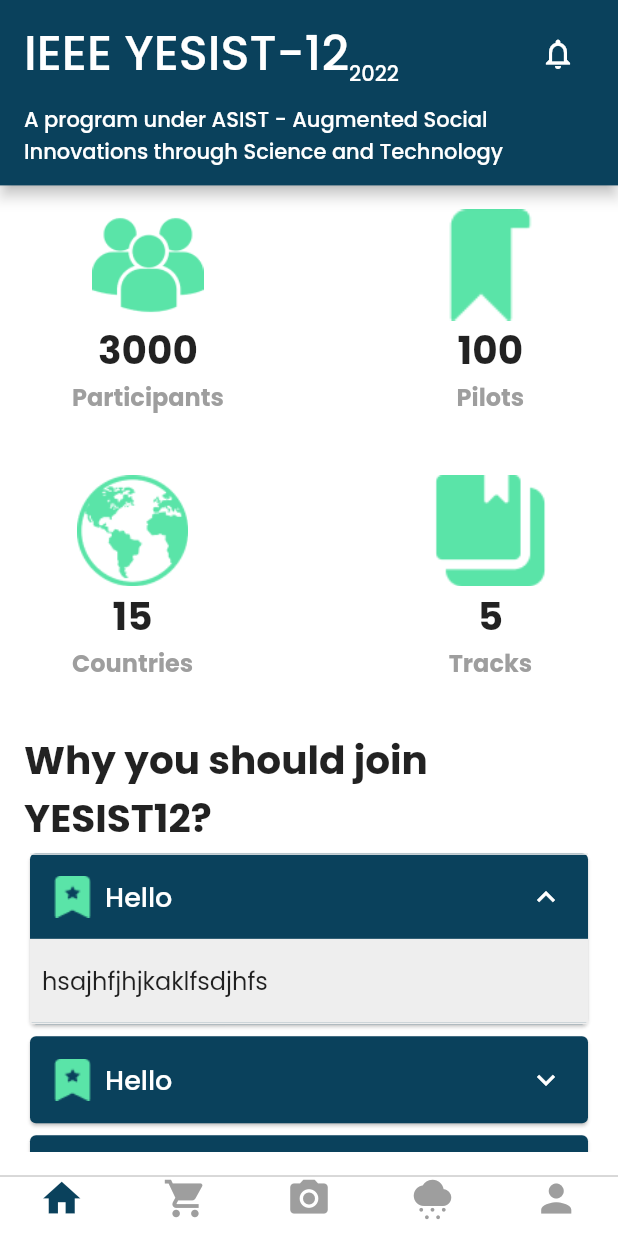
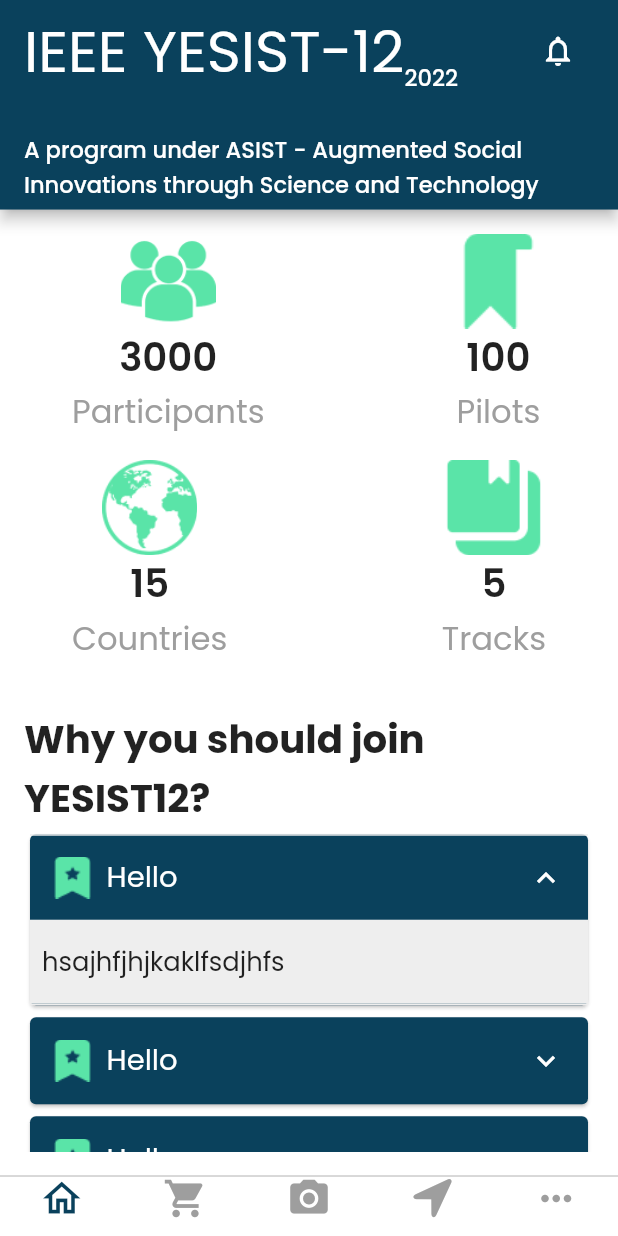
Before and after one commit to ahmadexe/YESIST12-iOS-App, a Flutter app: the screen it shows after launch, after a tap on "Hello", on a phone screen of 412 x 824 dp. Run offline on Flutter 3.47's test engine with Material 2 defaults, Android fonts, the light colour scheme and no system bars; our stand-ins replace form_builder_validators.

Commit message:
changes --finale frontend in process

```diff
--- a/lib/configs/app.dart
+++ b/lib/configs/app.dart
@@ -6,6 +6,7 @@
 
 import 'app_dimensions.dart';
 import 'app_theme.dart';
+import 'app_typography.dart';
 import 'space.dart';
 import 'ui.dart';
 import 'ui_props.dart';
@@ -14,12 +15,14 @@
   static bool? isLtr;
   static bool showAds = false;
 
-  init(BuildContext context) async {
+  static init(BuildContext context) async {
     UI.init(context);
     AppDimensions.init();
     AppTheme.init(context);
     UIProps.init();
     Space.init();
+    AppText.init();
+
     isLtr = Directionality.of(context) == TextDirection.ltr;
   }
 
--- a/lib/configs/app_core_theme.dart
+++ b/lib/configs/app_core_theme.dart
@@ -1,3 +1,4 @@
+
 import 'package:flutter/material.dart';
 
 class AppCoreTheme {
--- a/lib/configs/app_typography.dart
+++ b/lib/configs/app_typography.dart
@@ -1,59 +1,54 @@
 import 'package:flutter/material.dart';
 
+import 'app_dimensions.dart';
+import 'core_theme.dart';
+
 class AppText {
+  static TextStyle? btn;
+
   // Headings
-  late TextStyle h1;
-  late TextStyle h2;
-  late TextStyle h3;
-  late TextStyle h1b;
-  late TextStyle h2b;
-  late TextStyle h3b;
-  late TextStyle h1sb;
-  late TextStyle h2sb;
-  late TextStyle h3sb;
+  static TextStyle? h1;
+  static TextStyle? h1b;
+  static TextStyle? h2;
+  static TextStyle? h2b;
+  static TextStyle? h3;
+  static TextStyle? h3b;
 
   // Body
-  late TextStyle t1;
-  late TextStyle t2;
-  late TextStyle t1b;
-  late TextStyle t2b;
-  late TextStyle t1sb;
-  late TextStyle t2sb;
+  static TextStyle? b1;
+  static TextStyle? b1b;
+  static TextStyle? b2;
+  static TextStyle? b2b;
 
-  // hyperlinks
-  late TextStyle hll;
-  late TextStyle hl2;
+  // Label
+  static TextStyle? l1;
+  static TextStyle? l1b;
+  static TextStyle? l2;
+  static TextStyle? l2b;
 
-  init() {
-    TextStyle base = const TextStyle();
-    h1 = base.copyWith(fontSize: 32);
-    h2 = base.copyWith(fontSize: 26);
-    h3 = base.copyWith(fontSize: 18);
+  static init() {
+    const b = FontWeight.bold;
+    const baseStyle = TextStyle(fontFamily: fontFamily);
 
-    h1b = base.copyWith(fontSize: 32, fontWeight: FontWeight.bold);
-    h2b = base.copyWith(fontSize: 26, fontWeight: FontWeight.bold);
-    h3b = base.copyWith(fontSize: 18, fontWeight: FontWeight.bold);
+    h1 = baseStyle.copyWith(fontSize: AppDimensions.font(18.0));
+    h1b = h1!.copyWith(fontWeight: b);
 
-    h1sb = base.copyWith(fontSize: 32, fontWeight: FontWeight.w500);
-    h2sb = base.copyWith(fontSize: 26, fontWeight: FontWeight.w500);
-    h3sb = base.copyWith(fontSize: 18, fontWeight: FontWeight.w500);
+    h2 = baseStyle.copyWith(fontSize: AppDimensions.font(12));
+    h2b = h2!.copyWith(fontWeight: b);
 
-    t1 = base.copyWith(fontSize: 16);
-    t2 = base.copyWith(fontSize: 14);
+    h3 = baseStyle.copyWith(fontSize: AppDimensions.font(10));
+    h3b = h3!.copyWith(fontWeight: b);
 
-    t1b = base.copyWith(fontSize: 16, fontWeight: FontWeight.bold);
-    t2b = base.copyWith(fontSize: 14, fontWeight: FontWeight.bold);
+    b1 = baseStyle.copyWith(fontSize: AppDimensions.font(9));
+    b1b = b1!.copyWith(fontWeight: b);
 
-    t1sb = base.copyWith(fontSize: 16, fontWeight: FontWeight.w500);
-    t2sb = base.copyWith(fontSize: 14, fontWeight: FontWeight.w500);
+    b2 = baseStyle.copyWith(fontSize: AppDimensions.font(8));
+    b2b = b2!.copyWith(fontWeight: b);
 
-    hll = base.copyWith(
-        fontSize: 16,
-        fontWeight: FontWeight.bold,
-        decoration: TextDecoration.underline);
-    hl2 = base.copyWith(
-        fontSize: 14,
-        fontWeight: FontWeight.bold,
-        decoration: TextDecoration.underline);
+    l1 = baseStyle.copyWith(fontSize: AppDimensions.font(7));
+    l1b = l1!.copyWith(fontWeight: b);
+
+    l2 = baseStyle.copyWith(fontSize: AppDimensions.font(6));
+    l2b = l2!.copyWith(fontWeight: b);
   }
 }
--- a/lib/configs/radius.dart
+++ /dev/null
@@ -1,9 +0,0 @@
-class AppRadius {
-  late double lightCurve;
-  late double heavyCurve;
-
-  init() {
-    lightCurve = 10;
-    heavyCurve = 30;
-  }
-}
--- a/lib/configs/static_colors.dart
+++ b/lib/configs/static_colors.dart
@@ -2,4 +2,5 @@
 
 class StaticColors {
   static const primaryColor = Color.fromRGBO(10, 65, 92, 1);
+  static const secondaryColor = Color.fromRGBO(90, 228, 168, 1);
 }
--- a/lib/main.dart
+++ b/lib/main.dart
@@ -3,6 +3,7 @@
 import 'package:yesist_ios_app/base_wrapper.dart';
 import 'package:yesist_ios_app/mobile_layout.dart';
 import 'package:yesist_ios_app/providers/app_provider.dart';
+import 'package:yesist_ios_app/screens/splash.dart';
 import 'configs/core_theme.dart' as theme;
 
 void main(List<String> args) {
@@ -17,13 +18,13 @@
     // App.init(context);
     return MultiProvider(
       providers: [
-        ChangeNotifierProvider(create: (_) => AppProvider()..init())
+        ChangeNotifierProvider(create: (_) => AppProvider())
       ],
       child: BaseWrapper(
         child: MaterialApp(
           title: "YESIST12",
           theme: theme.themeLight,
-          home: const MobileLayout(),
+          home: const SplashScreen(),
         ),
       ),
     );
--- a/lib/mobile_layout.dart
+++ b/lib/mobile_layout.dart
@@ -65,7 +65,7 @@
         backgroundColor: Colors.white,
         items: [
           BottomNavigationBarItem(
-            icon: Icon(Icons.home, color: _page == 0? StaticColors.primaryColor : Colors.grey),
+            icon: Icon(Icons.home_outlined, color: _page == 0? StaticColors.primaryColor : Colors.grey),
             backgroundColor: Colors.white,
             label: ""
           ),
@@ -84,13 +84,13 @@
             // backgroundColor: customPrimaryColorLight,
           ),
           BottomNavigationBarItem(
-            icon: Icon(Icons.cloudy_snowing, color: _page == 3? Colors.blue : Colors.grey),
+            icon: Icon(CupertinoIcons.location_fill, color: _page == 3? StaticColors.primaryColor : Colors.grey),
             label: "",
             backgroundColor: Colors.white,
             // backgroundColor: customPrimaryColorLight,
           ),
           BottomNavigationBarItem(
-            icon: Icon(Icons.person, color: _page == 4? Colors.blue : Colors.grey),
+            icon: Icon(Icons.more_horiz, color: _page == 4? StaticColors.primaryColor : Colors.grey),
             label: "",
             backgroundColor: Colors.white,
 
--- a/lib/providers/app_provider.dart
+++ b/lib/providers/app_provider.dart
@@ -1,34 +1,16 @@
 import 'package:flutter/material.dart';
 import 'package:provider/provider.dart';
 import 'package:yesist_ios_app/configs/app.dart';
-import 'package:yesist_ios_app/configs/app_typography.dart';
-import 'package:yesist_ios_app/configs/radius.dart';
+
 
 class AppProvider extends ChangeNotifier {
    static AppProvider state(BuildContext context, [listen = false]) =>
       Provider.of<AppProvider>(context, listen: listen);
 
-  AppText text = AppText();
-  AppRadius radius = AppRadius();
-  late Size dimensions;
-  App configs = App();
 
-  init() {
-    text.init();
-    radius.init();
 
-    notifyListeners();
-  }
-
-  initDimension(BuildContext context) {
-    dimensions = MediaQuery.of(context).size;
-
-    notifyListeners();
-  }
-
-  initConfigs(BuildContext context) {
-    configs.init(context);
-
+  init(BuildContext context) {
+    App.init(context);
     notifyListeners();
   }
 }
--- a/lib/screens/finale/finale_screen.dart
+++ b/lib/screens/finale/finale_screen.dart
@@ -1,4 +1,11 @@
+import 'package:flutter/cupertino.dart';
 import 'package:flutter/material.dart';
+import 'package:yesist_ios_app/configs/app_typography.dart';
+import 'package:yesist_ios_app/configs/configs.dart';
+import 'package:yesist_ios_app/configs/static_colors.dart';
+import 'package:yesist_ios_app/providers/app_provider.dart';
+part 'widgets/_header.dart';
+part 'widgets/_address_card.dart';
 
 class FinaleScreen extends StatelessWidget {
   const FinaleScreen({super.key});
@@ -6,7 +13,21 @@
   @override
   Widget build(BuildContext context) {
     return Scaffold(
-      appBar: AppBar(),
+      appBar: AppBar(
+        title: const Text("Finale 2022 - Venue"),
+      ),
+      body: Padding(
+        padding: const EdgeInsets.all(16.0),
+        child: Column(
+          children: [
+            const _Header(),
+            SizedBox(
+              height: MediaQuery.of(context).size.height * 0.02,
+            ),
+            const _AddressCard(),
+          ],
+        ),
+      ),
     );
   }
 }
--- /dev/null
+++ b/lib/screens/finale/widgets/_address_card.dart
@@ -0,0 +1,69 @@
+part of '../finale_screen.dart';
+
+class _AddressCard extends StatelessWidget {
+  const _AddressCard();
+
+  @override
+  Widget build(BuildContext context) {
+    return Container(
+      padding: const EdgeInsets.all(8),
+      height: MediaQuery.of(context).size.height * 0.45,
+      width: double.infinity,
+      decoration: BoxDecoration(
+        borderRadius: BorderRadius.circular(10),
+        color: StaticColors.primaryColor,
+      ),
+      child: Column(
+        children: [
+          Container(
+            padding: const EdgeInsets.all(8),
+            height: MediaQuery.of(context).size.height * 0.19,
+            width: double.infinity,
+            decoration: BoxDecoration(
+                borderRadius: BorderRadius.circular(10),
+                color: StaticColors.secondaryColor),
+            child: Column(
+              crossAxisAlignment: CrossAxisAlignment.start,
+              mainAxisAlignment: MainAxisAlignment.start,
+              children: [
+                Text("Address",
+                    style: AppText.b1b!.copyWith(color: Colors.white)),
+                Text(
+                  "Sri Venkateshwara College of Engineering Vidyanagar, Kempegowda International Airport Road, Bengaluru - 562 157",
+                  maxLines: 3,
+                  style: AppText.l2!.copyWith(color: Colors.white),
+                ),
+                SizedBox(
+                  height: MediaQuery.of(context).size.height * 0.01,
+                ),
+                Row(
+                  mainAxisAlignment: MainAxisAlignment.end,
+                  children: [
+                    Text(
+                      "Navigate now ->  ",
+                      style: AppText.b1!.w(5).copyWith(color: Colors.white),
+                    ),
+                    GestureDetector(
+                      onTap: () {},
+                      child: const CircleAvatar(
+                        radius: 30,
+                        backgroundColor: StaticColors.primaryColor,
+                        child: Icon(
+                          CupertinoIcons.location_fill,
+                          color: StaticColors.secondaryColor,
+                        ),
+                      ),
+                    )
+                  ],
+                )
+              ],
+            ),
+          ),
+          Container(),
+          Container(),
+          Container(),
+        ],
+      ),
+    );
+  }
+}
--- /dev/null
+++ b/lib/screens/finale/widgets/_header.dart
@@ -0,0 +1,20 @@
+part of '../finale_screen.dart';
+
+class _Header extends StatelessWidget {
+  const _Header();
+
+  @override
+  Widget build(BuildContext context) {
+    final app = AppProvider.state(context);
+    return Container(
+      padding: const EdgeInsets.all(8),
+      height: MediaQuery.of(context).size.height * 0.08,
+      width: double.infinity,
+      decoration: BoxDecoration(
+        borderRadius: BorderRadius.circular(10),
+        color: StaticColors.primaryColor
+      ),
+      child: Text("Sri Venkateshwara College of Engineering, Banglore", style: AppText.b1!.copyWith(color: Colors.white), textAlign: TextAlign.center,),
+    );
+  }
+}
--- a/lib/screens/home/home_screen.dart
+++ b/lib/screens/home/home_screen.dart
@@ -11,10 +11,9 @@
 
   @override
   Widget build(BuildContext context) {
-    final app = AppProvider.state(context);
     return Scaffold(
       appBar: AppBar(
-        toolbarHeight: AppConstants.toolbarHeight(context),
+        toolbarHeight: AppConstants.toolbarHeight,
         title: Column(
           crossAxisAlignment: CrossAxisAlignment.start,
           children: [
@@ -27,11 +26,11 @@
                   children: [
                     Text(
                       "IEEE YESIST-12",
-                      style: app.text.h1,
+                      style: AppText.h1!.w(4),
                     ),
                     Text(
                       "2022",
-                      style: app.text.t2,
+                      style: AppText.l1,
                     ),
                   ],
                 ),
@@ -43,7 +42,7 @@
             SizedBox(height: AppDimensions.normalize(10)),
             Text(
               "A program under ASIST - Augmented Social Innovations through Science and Technology",
-              style: app.text.t2,
+              style: AppText.l1,
               maxLines: 2,
             ),
           ],
@@ -63,26 +62,26 @@
                     Column(
                       children: [
                         Image.asset("assets/images/people.png",
-                            height: MediaQuery.of(context).size.height * 0.09,
-                            width: MediaQuery.of(context).size.width * 0.18,
+                            height: AppDimensions.normalize(25),
+                            width: AppDimensions.normalize(25),
                             fit: BoxFit.fill),
-                        Text("3000", style: app.text.h2b),
+                        Text("3000", style: AppText.h2!.w(6)),
                         Text(
                           "Participants",
-                          style: app.text.t1b.copyWith(color: Colors.grey),
+                          style: AppText.h3!.copyWith(color: Colors.grey),
                         ),
                       ],
                     ),
                     Column(
                       children: [
                         Image.asset("assets/images/bookmark.png",
-                            height: MediaQuery.of(context).size.height * 0.09,
-                            width: MediaQuery.of(context).size.width * 0.18,
+                            height: AppDimensions.normalize(25),
+                            width: AppDimensions.normalize(25),
                             fit: BoxFit.fill),
-                        Text("100", style: app.text.h2b),
+                        Text("100", style: AppText.h2!.w(6)),
                         Text(
                           "Pilots",
-                          style: app.text.t1b.copyWith(color: Colors.grey),
+                          style: AppText.h3!.copyWith(color: Colors.grey),
                         ),
                       ],
                     ),
@@ -90,7 +89,9 @@
                 ),
               ),
               // Space.y1!,
-              const SizedBox(height: 40),
+              SizedBox(
+                height: MediaQuery.of(context).size.height * 0.02,
+              ),
               Padding(
                 padding: const EdgeInsets.symmetric(horizontal: 32.0),
                 child: Row(
@@ -99,26 +100,26 @@
                     Column(
                       children: [
                         Image.asset("assets/images/earth.png",
-                            height: MediaQuery.of(context).size.height * 0.09,
-                            width: MediaQuery.of(context).size.width * 0.18,
+                            height: AppDimensions.normalize(25),
+                            width: AppDimensions.normalize(25),
                             fit: BoxFit.fill),
-                        Text("15", style: app.text.h2b),
+                        Text("15", style: AppText.h2!.w(6)),
                         Text(
                           "Countries",
-                          style: app.text.t1b.copyWith(color: Colors.grey),
+                          style: AppText.h3!.copyWith(color: Colors.grey),
                         ),
                       ],
                     ),
                     Column(
                       children: [
                         Image.asset("assets/images/books.png",
-                            height: MediaQuery.of(context).size.height * 0.09,
-                            width: MediaQuery.of(context).size.width * 0.18,
+                            height: AppDimensions.normalize(25),
+                            width: AppDimensions.normalize(25),
                             fit: BoxFit.fill),
-                        Text("5", style: app.text.h2b),
+                        Text("5", style: AppText.h2!.w(6)),
                         Text(
                           "Tracks",
-                          style: app.text.t1b.copyWith(color: Colors.grey),
+                          style: AppText.h3!.copyWith(color: Colors.grey),
                         ),
                       ],
                     ),
@@ -128,16 +129,15 @@
               SizedBox(
                 height: MediaQuery.of(context).size.height * 0.04,
               ),
-              Text("Why you should join \nYESIST12?", style: app.text.h2b),
+              Text("Why you should join \nYESIST12?", style: AppText.h2b),
               const _ResoucesTile(
                   title: 'Hello', description: "hsajhfjhjkaklfsdjhfs"),
-                    const _ResoucesTile(
+              const _ResoucesTile(
                   title: 'Hello', description: "hsajhfjhjkaklfsdjhfs"),
-                    const _ResoucesTile(
+              const _ResoucesTile(
                   title: 'Hello', description: "hsajhfjhjkaklfsdjhfs"),
-                    const _ResoucesTile(
+              const _ResoucesTile(
                   title: 'Hello', description: "hsajhfjhjkaklfsdjhfs")
-
             ],
           ),
         ),
--- a/lib/screens/home/widgets/_resources_tile.dart
+++ b/lib/screens/home/widgets/_resources_tile.dart
@@ -25,7 +25,7 @@
               // Space.xf(2),
               Text(
                 "  $title",
-                style: app.text.h3sb.copyWith(color: Colors.white),
+                style: AppText.b1!.copyWith(color: Colors.white),
               ),
             ],
           ),
@@ -41,7 +41,7 @@
               minLeadingWidth: 10,
               title: Text(
                 description,
-                style: app.text.t1,
+                style: AppText.b2,
               ),
             )
           ],
--- a/lib/screens/more_info/more_info_screen.dart
+++ b/lib/screens/more_info/more_info_screen.dart
@@ -6,7 +6,9 @@
   @override
   Widget build(BuildContext context) {
     return Scaffold(
-      appBar: AppBar(),
+      appBar: AppBar(
+        title: const Text("More Info"),
+      ),
     );
   }
 }
--- /dev/null
+++ b/lib/screens/splash.dart
@@ -0,0 +1,32 @@
+import 'package:flutter/material.dart';
+import 'package:yesist_ios_app/mobile_layout.dart';
+import 'package:yesist_ios_app/providers/app_provider.dart';
+
+class SplashScreen extends StatefulWidget {
+  const SplashScreen({super.key});
+
+  @override
+  State<SplashScreen> createState() => _SplashScreenState();
+}
+
+class _SplashScreenState extends State<SplashScreen> {
+
+  @override
+  void initState() {
+    super.initState();
+    Future.delayed(const Duration(seconds: 2), () async {
+      final app = AppProvider.state(context);
+      app.init(context);
+      Navigator.of(context).pushReplacement(
+        MaterialPageRoute(builder: (context) => const MobileLayout())
+      );
+    });
+  }
+
+  @override
+  Widget build(BuildContext context) {
+    return const Scaffold(
+      body: Center(child: Text("Splash")),
+    );
+  }
+}
--- a/lib/static/constants.dart
+++ b/lib/static/constants.dart
@@ -1,7 +1,5 @@
-import 'package:flutter/material.dart';
+import 'package:yesist_ios_app/configs/app_dimensions.dart';
 
 class AppConstants {
-  static toolbarHeight(BuildContext context) {
-    return MediaQuery.of(context).size.height * 0.15;
-  }
+  static final toolbarHeight = AppDimensions.normalize(55);
 }
```
Also changed, not shown: lib/configs/app_theme.dart (line endings or trailing spaces), lib/configs/core_theme.dart (line endings or trailing spaces).
